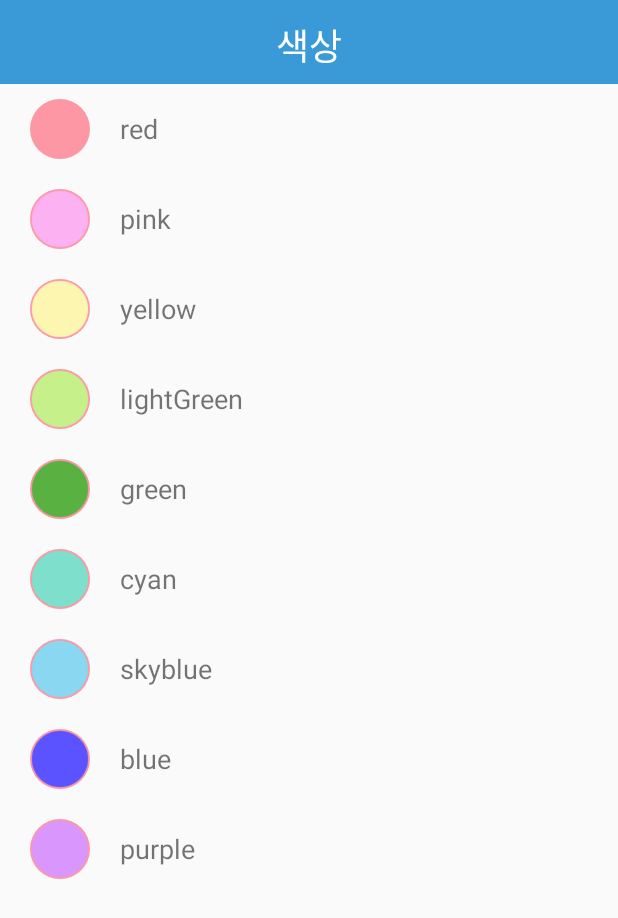
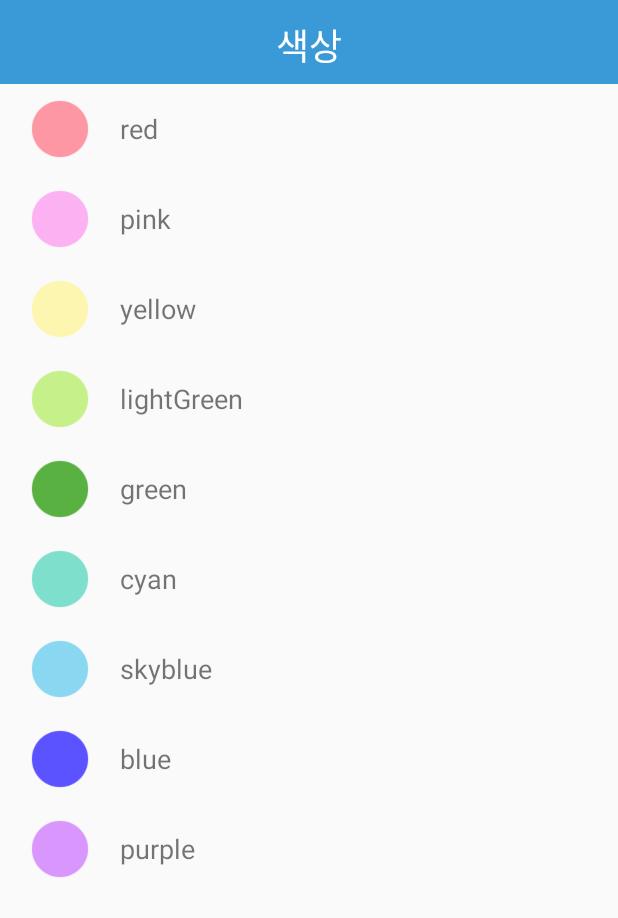
Before and after one commit to plainswalker/FixMe, an Android app: the ScheduleColorActivity screen opened directly, with no data from a screen before it, on a phone screen of 412 x 824 dp. Shown: the top 918 px of the screen. Run offline under Robolectric (Android 15) with nearby library versions, the phone set to English and light mode, and no system bars.

Commit message:
color fix

```diff
--- a/app/src/main/res/layout/recycler_view_row.xml
+++ b/app/src/main/res/layout/recycler_view_row.xml
@@ -9,7 +9,6 @@
         android:layout_width="60dp"
         android:layout_height="60dp"
         android:layout_marginLeft="10dp"
-        android:background="@drawable/image_color"
         app:srcCompat="@drawable/ic_info_black_24dp" />
 
     <TextView
```
